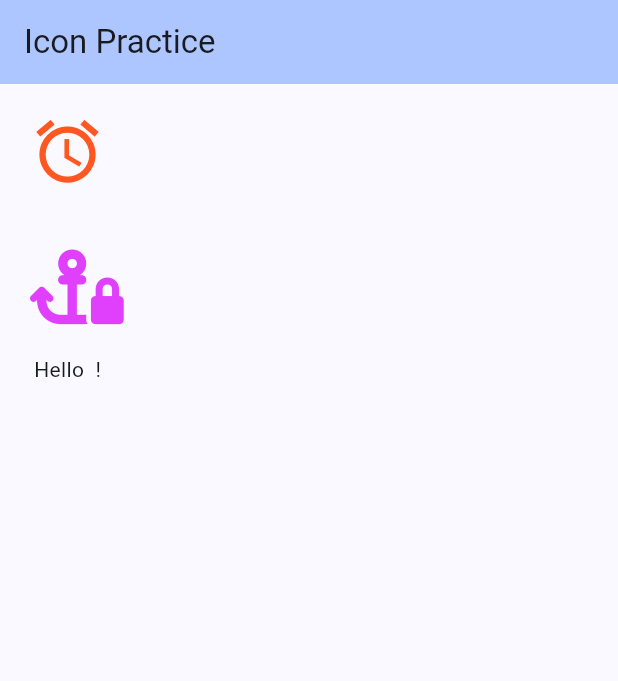
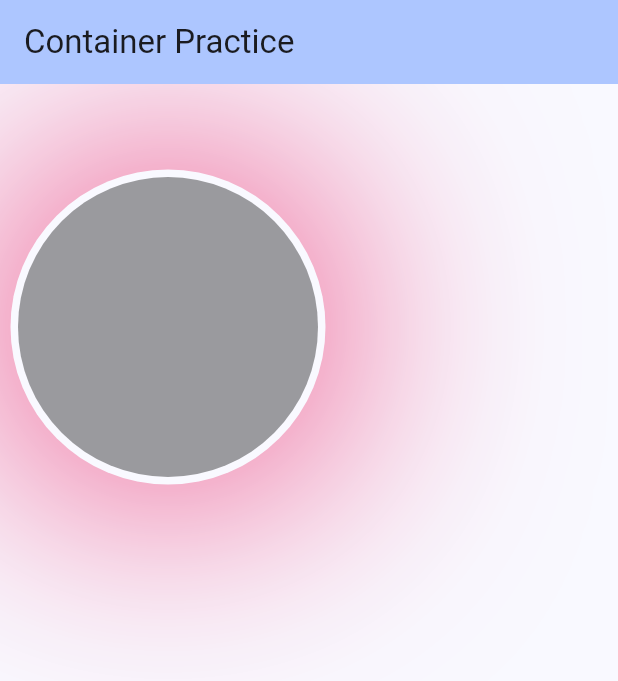
Before and after one commit to kaiesmahmud/Flutter-app-2, a Flutter app: the screen it shows after launch, on a phone screen of 412 x 824 dp. Shown: the top 681 px of the screen. Run offline on Flutter 3.47's test engine with Material 2 defaults, Android fonts, the phone set to English and light mode, and no system bars; our stand-ins replace font_awesome_flutter.

Commit message:
container practice done

```diff
--- a/lib/main.dart
+++ b/lib/main.dart
@@ -1,5 +1,6 @@
 import 'package:flutter/material.dart';
-import 'package:flutter_application_2/screens/icons.dart';
+import 'package:flutter_application_2/screens/container.dart';
+// import 'package:flutter_application_2/screens/icons.dart';
 // import 'package:flutter_application_2/screens/homepage2.dart';
 // import 'package:flutter_application_2/screens/homepage.dart';
 
@@ -19,7 +20,8 @@ class MyApp extends StatelessWidget {
         useMaterial3: true,
       ),
       // home: const MyHomePage(title: 'Home Page'),
-      home: const IconPractice(title: 'Icon Practice')
+      // home: const IconPractice(title: 'Icon Practice'),
+      home: const ContainerPractice(title: 'Container Practice'),
     );
   }
 }
--- /dev/null
+++ b/lib/screens/container.dart
@@ -0,0 +1,54 @@
+import 'package:flutter/material.dart';
+
+class ContainerPractice extends StatelessWidget {
+  const ContainerPractice({super.key , required this.title});
+
+  final String title;
+
+  @override
+  Widget build(BuildContext context){
+    return Scaffold(
+      appBar: AppBar(
+        backgroundColor: Theme.of(context).colorScheme.inversePrimary,
+        title:  Text(title),),
+      body: Container(
+        alignment: Alignment.bottomCenter, //sets the child alignment
+        height: 300,// Heights of container
+        margin: EdgeInsets.all(12.0),//Container margins
+        width: 200, //Width of Container
+        padding: EdgeInsets.all(20), // inside container padding
+        decoration: const BoxDecoration(
+          // borderRadius: BorderRadius.all(Radius.circular(5.0)),
+          color: Colors.black38, //Background Color of Container
+            // border: Border.symmetric(
+            //   horizontal: BorderSide(
+            //   width: 10
+            //   ),
+            //   vertical: BorderSide(
+            //     width: 2.0,
+            //     color: Colors.blue
+            //   ),
+              // ),
+          // borderRadius: BorderRadius.circular(20.0),
+          shape: BoxShape.circle,
+          boxShadow: [
+            BoxShadow(
+              color: Colors.pink,
+              blurRadius: 9000,
+              spreadRadius: 5,
+              offset: Offset(0, 0),
+              blurStyle: BlurStyle.outer,
+              // blurStyle: BlurStyle.normal
+              // blurStyle: BlurStyle.inner,
+
+            )
+          ]
+        ),
+        // child: const Text("data", style: TextStyle(
+        //   fontSize: 30.0
+        // ),),
+      ),
+    );
+  }
+
+}
```
